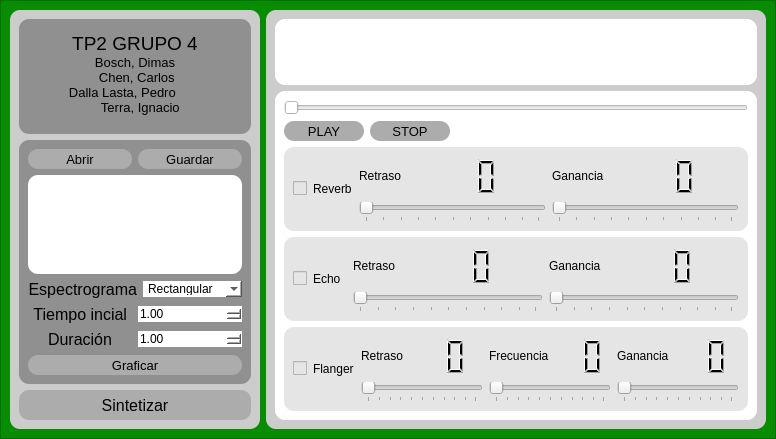
Above: designer/mainwindow.ui from dimasmb/TP2-ASSD before the change. Below: the same form after it.
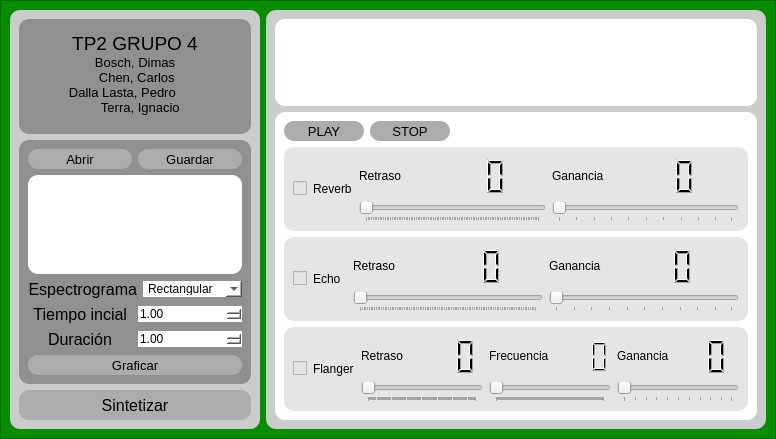
That is the form after the change.

Commit message: detalles del qt

```diff
--- a/designer/mainwindow.ui
+++ b/designer/mainwindow.ui
@@ -682,18 +682,7 @@
              <item>
               <layout class="QVBoxLayout" name="verticalLayout_10">
                <item>
-                <layout class="QVBoxLayout" name="verticalLayout_13">
-                 <item>
-                  <widget class="QSlider" name="horizontalSlider_Pista">
-                   <property name="styleSheet">
-                    <string notr="true"/>
-                   </property>
-                   <property name="orientation">
-                    <enum>Qt::Horizontal</enum>
-                   </property>
-                  </widget>
-                 </item>
-                </layout>
+                <layout class="QVBoxLayout" name="verticalLayout_13"/>
                </item>
                <item>
                 <layout class="QHBoxLayout" name="horizontalLayout_11">
@@ -834,6 +823,9 @@
                  <layout class="QGridLayout" name="gridLayout">
                   <item row="1" column="0">
                    <widget class="QSlider" name="horizontalSlider_Reverb_Retraso">
+                    <property name="maximum">
+                     <number>1000</number>
+                    </property>
                     <property name="orientation">
                      <enum>Qt::Horizontal</enum>
                     </property>
@@ -870,7 +862,7 @@
                        </size>
                       </property>
                       <property name="digitCount">
-                       <number>2</number>
+                       <number>3</number>
                       </property>
                      </widget>
                     </item>
@@ -938,6 +930,9 @@
                   </item>
                   <item row="2" column="0">
                    <widget class="QSlider" name="horizontalSlider_Echo_Retraso">
+                    <property name="maximum">
+                     <number>1000</number>
+                    </property>
                     <property name="orientation">
                      <enum>Qt::Horizontal</enum>
                     </property>
@@ -964,7 +959,7 @@
                        </size>
                       </property>
                       <property name="digitCount">
-                       <number>2</number>
+                       <number>3</number>
                       </property>
                      </widget>
                     </item>
@@ -1032,6 +1027,9 @@
                   </item>
                   <item row="2" column="0">
                    <widget class="QSlider" name="horizontalSlider_Flanger_Retraso">
+                    <property name="maximum">
+                     <number>1000</number>
+                    </property>
                     <property name="orientation">
                      <enum>Qt::Horizontal</enum>
                     </property>
@@ -1042,6 +1040,9 @@
                   </item>
                   <item row="2" column="1">
                    <widget class="QSlider" name="horizontalSlider_Flanger_Frecuencia">
+                    <property name="maximum">
+                     <number>2000</number>
+                    </property>
                     <property name="orientation">
                      <enum>Qt::Horizontal</enum>
                     </property>
@@ -1092,7 +1093,7 @@
                        </size>
                       </property>
                       <property name="digitCount">
-                       <number>2</number>
+                       <number>3</number>
                       </property>
                      </widget>
                     </item>
@@ -1116,7 +1117,7 @@
                        </size>
                       </property>
                       <property name="digitCount">
-                       <number>2</number>
+                       <number>3</number>
                       </property>
                      </widget>
                     </item>
```
The commit also changes 1 other file.
